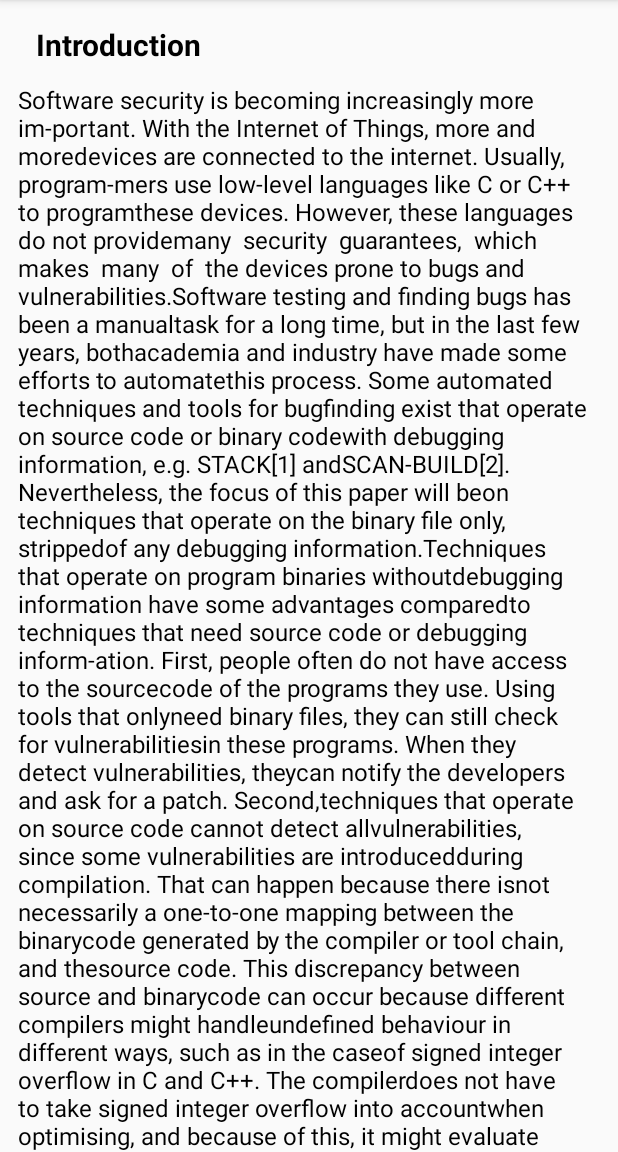
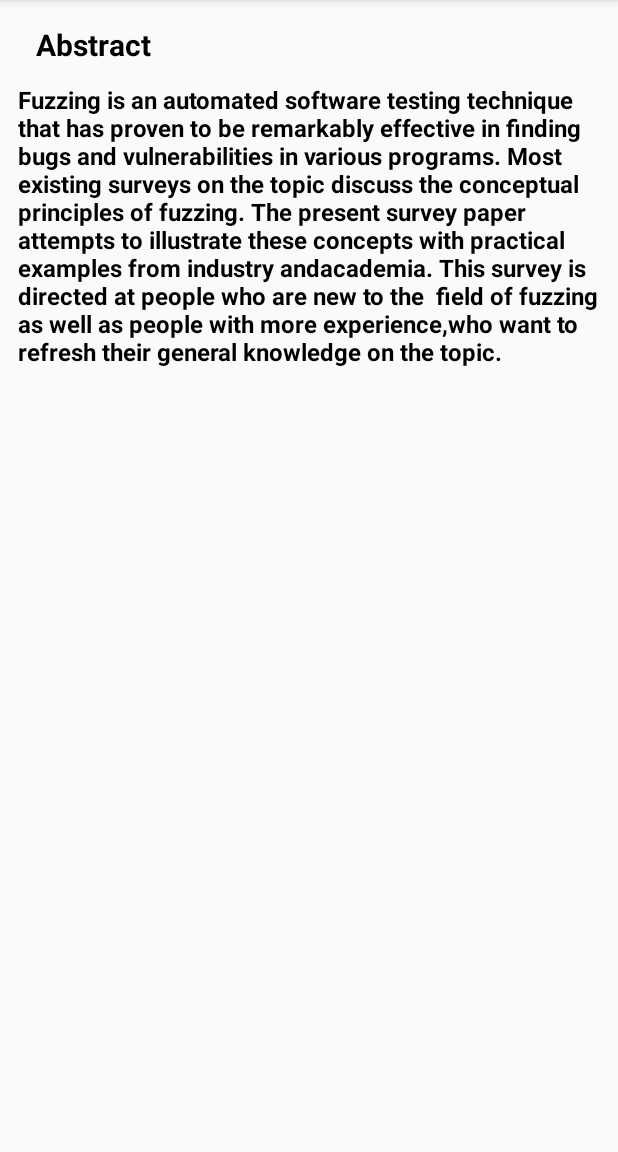
Before and after one commit to YarneH/aurora-paperviewer, an Android app: the screen it shows after launch (MainActivity), on a phone screen of 412 x 824 dp, the part 84-1236 px from its top. Run offline under Robolectric (Android 15) with nearby library versions, the phone set to English and light mode, and no system bars; 1 statement that could not run was skipped.

Commit message:
Add abstract fragment when abstract is available

```diff
--- /dev/null
+++ b/app/src/main/java/com/aurora/paperviewerenvironment/AbstractFragment.java
@@ -0,0 +1,57 @@
+package com.aurora.paperviewerenvironment;
+
+import android.os.Bundle;
+import android.support.v4.app.Fragment;
+import android.support.v4.app.FragmentManager;
+import android.support.v4.app.FragmentPagerAdapter;
+import android.text.method.ScrollingMovementMethod;
+import android.view.LayoutInflater;
+import android.view.View;
+import android.view.ViewGroup;
+import android.widget.TextView;
+
+import com.aurora.paperviewerprocessor.paper.Paper;
+
+/**
+ * A fragment containing the view for an abstract of the paper
+ */
+public class AbstractFragment extends Fragment{
+    private Paper mPaper;
+    private TextView mSectionHeader;
+    private TextView mAbstract;
+
+    public AbstractFragment() {
+        // Empty constructor (generated by Android Studio)
+    }
+
+    /**
+     * Returns a new instance of this fragment for the given section
+     * number.
+     */
+    public static AbstractFragment newInstance() {
+        return new AbstractFragment();
+    }
+
+    public void setPaper(Paper paper){
+        this.mPaper = paper;
+    }
+
+    @Override
+    public View onCreateView(LayoutInflater inflater, ViewGroup container, Bundle savedInstanceState) {
+
+        // Inflate the view for a section
+        View abstractView = inflater.inflate(R.layout.fragment_abstract, container, false);
+
+        mSectionHeader = (TextView) abstractView.findViewById(R.id.abstract_header);
+        mSectionHeader.setText("Abstract");
+
+        // Set the abstract
+        mAbstract = (TextView) abstractView.findViewById(R.id.abstract_content);
+        mAbstract.setText(mPaper.getAbstract());
+        // Enable vertical scrolling for the abstract
+        mAbstract.setMovementMethod(new ScrollingMovementMethod());
+
+        return abstractView;
+    }
+
+}
--- a/app/src/main/java/com/aurora/paperviewerenvironment/MainActivity.java
+++ b/app/src/main/java/com/aurora/paperviewerenvironment/MainActivity.java
@@ -141,8 +141,12 @@ public class MainActivity extends AppCompatActivity {
 
         @Override
         public Fragment getItem(int position) {
-            // getItem is called to instantiate the fragment for the given page.
-            // Return a PlaceholderFragment (defined as a static inner class below).
+            // getItem is called to instantiate the fragment for the given section/abstract
+            if(position == 0 && mPaper.getAbstract() != null) {
+                AbstractFragment abstractFragment = AbstractFragment.newInstance();
+                abstractFragment.setPaper(mPaper);
+                return abstractFragment;
+            }
             SectionFragment sectionFragment = SectionFragment.newInstance(position);
             sectionFragment.setPaper(mPaper);
             return sectionFragment;
@@ -153,4 +157,5 @@ public class MainActivity extends AppCompatActivity {
             return mPaper.getSections().size();
         }
     }
+
 }
--- a/app/src/main/java/com/aurora/paperviewerenvironment/SectionFragment.java
+++ b/app/src/main/java/com/aurora/paperviewerenvironment/SectionFragment.java
@@ -66,28 +66,4 @@ public class SectionFragment extends Fragment{
         return sectionView;
     }
 
-
-    /**
-     * A {@link FragmentPagerAdapter} that returns a fragment corresponding to
-     * one of the sections.
-     */
-    public class SectionPagerAdapter extends FragmentPagerAdapter {
-
-        public SectionPagerAdapter(FragmentManager fm) {
-            super(fm);
-        }
-
-        @Override
-        public Fragment getItem(int position) {
-            // getItem is called to instantiate the fragment for the given page.
-            // Return a PlaceholderFragment (defined as a static inner class below).
-            return SectionFragment.newInstance(position);
-        }
-
-        @Override
-        public int getCount() {
-            return mPaper.getSections().size();
-        }
-
-    }
 }
--- /dev/null
+++ b/app/src/main/res/layout/fragment_abstract.xml
@@ -0,0 +1,48 @@
+<?xml version="1.0" encoding="utf-8"?>
+<android.support.constraint.ConstraintLayout
+    xmlns:android="http://schemas.android.com/apk/res/android"
+    xmlns:app="http://schemas.android.com/apk/res-auto"
+    xmlns:tools="http://schemas.android.com/tools"
+    android:layout_marginStart="@dimen/activity_horizontal_margin"
+    android:layout_marginTop="@dimen/activity_vertical_margin"
+    android:layout_marginEnd="@dimen/activity_horizontal_margin"
+    android:layout_marginBottom="@dimen/activity_vertical_margin"
+    android:layout_width="match_parent"
+    android:layout_height="match_parent"
+    android:id="@+id/constraintLayout_abstract">
+
+    <!-- TODO change layout of the abstract to better represent an abstract -->
+
+    <TextView
+        android:id="@+id/abstract_header"
+        android:layout_width="0dp"
+        android:layout_height="wrap_content"
+        android:layout_marginStart="@dimen/section_header_horizontal_margin"
+        android:layout_marginTop="@dimen/section_header_vertical_margin"
+        android:layout_marginEnd="@dimen/section_header_horizontal_margin"
+        android:layout_marginBottom="@dimen/section_header_vertical_margin"
+        android:textAppearance="@style/SectionHeader"
+        android:gravity="start"
+        app:layout_constraintLeft_toLeftOf="parent"
+        app:layout_constraintTop_toTopOf="parent"
+        app:layout_constraintRight_toRightOf="parent"
+        tools:layout_constraintLeft_creator="1"
+        tools:layout_constraintTop_creator="1" />
+
+    <TextView
+        android:id="@+id/abstract_content"
+        android:layout_width="0dp"
+        android:layout_height="wrap_content"
+        android:layout_marginStart="@dimen/section_content_horizontal_margin"
+        android:layout_marginTop="@dimen/section_content_vertical_margin"
+        android:layout_marginEnd="@dimen/section_content_horizontal_margin"
+        android:layout_marginBottom="@dimen/section_content_vertical_margin"
+        android:textAppearance="@style/AbstractContent"
+        android:gravity="start|center"
+        app:layout_constraintLeft_toLeftOf="parent"
+        app:layout_constraintRight_toRightOf="parent"
+        app:layout_constraintTop_toBottomOf="@+id/abstract_header"
+        tools:layout_constraintLeft_creator="1"
+        tools:layout_constraintTop_creator="1" />
+
+</android.support.constraint.ConstraintLayout>
--- a/app/src/main/res/values/styles.xml
+++ b/app/src/main/res/values/styles.xml
@@ -30,4 +30,9 @@
         <item name="android:typeface">sans</item>
         <item name="android:textSize">16sp</item>
     </style>
+    <style name="AbstractContent">
+        <item name="android:textStyle">bold</item>
+        <item name="android:typeface">sans</item>
+        <item name="android:textSize">16sp</item>
+    </style>
 </resources>
--- a/paperviewerprocessor/src/main/java/com/aurora/paperviewerprocessor/paper/Paper.java
+++ b/paperviewerprocessor/src/main/java/com/aurora/paperviewerprocessor/paper/Paper.java
@@ -44,7 +44,7 @@ public class Paper extends PluginObject {
         // Dummy data
         List<Section> sections = new ArrayList<>();
         Section sect1 = new Section("Introduction", "Software security is becoming " +
-                "increasingly more im-portant. With the Internet of Things, more and moredevices are connected " +
+                "increasingly more important. With the Internet of Things, more and more devices are connected " +
                 "to the internet. Usually, program-mers use low-level languages like C or C++ to programthese devices." +
                 " However, these languages do not providemany  security  guarantees,  which  makes  many  of  the devices" +
                 " prone to bugs and vulnerabilities.Software testing and finding bugs has been a manualtask for a long time, " +
```
